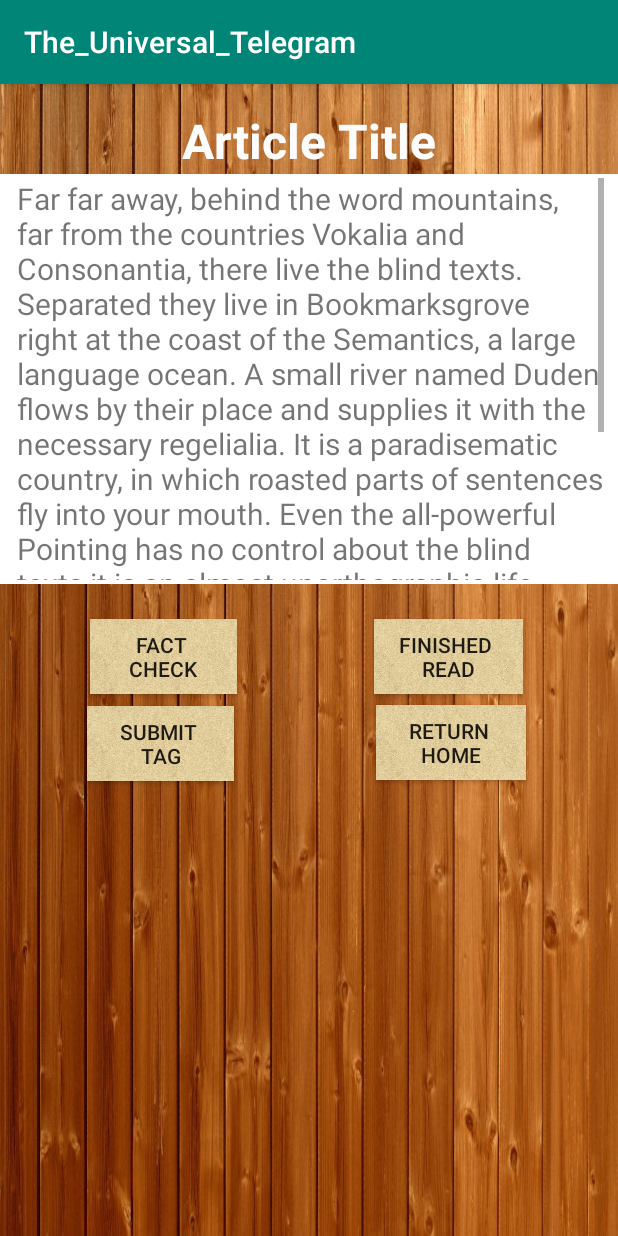
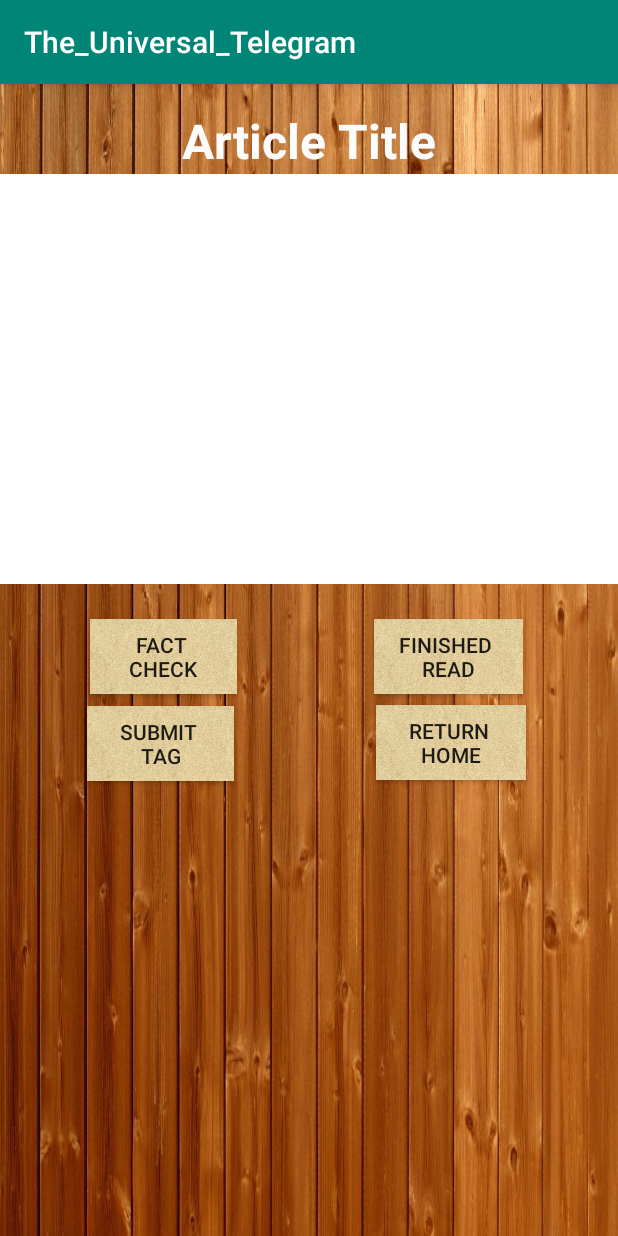
Before and after one commit to lit-luscious-lion-luchadors/The-Universal-Telegram, an Android app: the SecondActivity screen opened directly, with no data from a screen before it, on a phone screen of 412 x 824 dp. Run offline under Robolectric (Android 15) with nearby library versions, the phone set to English and light mode, and no system bars.

Commit message:
Removed Dummy Text From Article Body  - Korey Mansell

```diff
--- a/app/src/main/res/layout-land/activity_second.xml
+++ b/app/src/main/res/layout-land/activity_second.xml
@@ -48,7 +48,7 @@
             android:layout_height="wrap_content"
             android:scrollbars="vertical"
             android:layout_marginEnd="35dp"
-            android:text="@string/dummy_text"
+            android:text=""
             android:textSize="20sp" />
 
     </ScrollView>
--- a/app/src/main/res/layout/activity_second.xml
+++ b/app/src/main/res/layout/activity_second.xml
@@ -47,7 +47,7 @@
             android:layout_width="wrap_content"
             android:layout_height="wrap_content"
             android:scrollbars="vertical"
-            android:text="@string/dummy_text"
+            android:text=""
             android:textSize="20sp" />
 
     </ScrollView>
```
